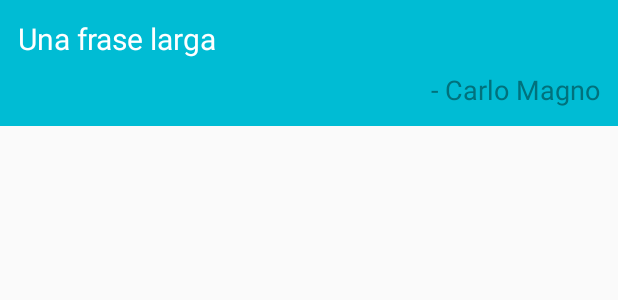
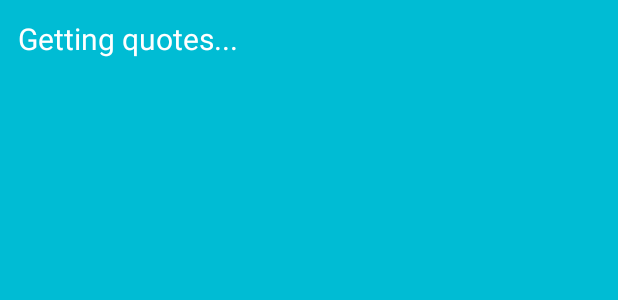
Before and after one commit to capicarbone/OldQuotesBook, an Android app: the layout widget_single_quote.xml on its own in the app's theme, with its tools: preview values and no code run, on a phone screen of 412 x 824 dp. Shown: the top 300 px of the screen. Run offline under Robolectric (Android 15) with nearby library versions, the phone set to English and light mode, and no system bars.

Commit message:
Implementacion completa de widget.

```diff
--- a/app/build.gradle
+++ b/app/build.gradle
@@ -31,8 +31,8 @@ android {
         applicationId "com.medic.quotesbook"
         minSdkVersion 14
         targetSdkVersion 22
-        versionCode 37
-        versionName "0.7"
+        versionCode 38
+        versionName "0.8"
     }
     buildTypes {
         release {
--- a/app/src/main/res/layout/widget_single_quote.xml
+++ b/app/src/main/res/layout/widget_single_quote.xml
@@ -1,7 +1,8 @@
 <?xml version="1.0" encoding="utf-8"?>
 <LinearLayout xmlns:android="http://schemas.android.com/apk/res/android"
     android:orientation="vertical" android:layout_width="match_parent"
-    android:layout_height="wrap_content"
+    android:layout_height="match_parent"
+    android:id="@+id/root"
     >
 
     <LinearLayout
@@ -13,8 +14,9 @@
 
         <TextView android:id="@+id/quote_text"
             android:layout_width="match_parent"
-            android:layout_height="wrap_content"
-            android:text="Una frase larga"
+            android:layout_height="0dp"
+            android:layout_weight="1"
+            android:text="@string/widget_default_message"
             android:textSize="20dp"
             android:textColor="@color/white"/>
 
@@ -24,7 +26,7 @@
             android:textAlignment="textEnd"
             android:paddingTop="8dp"
             android:textSize="18dp"
-            android:text=" - Carlo Magno"
+            android:text=""
             android:textColor="@color/primary_darker"
             android:layout_gravity="end"
             android:gravity="end"/>
--- a/app/src/main/res/values/strings.xml
+++ b/app/src/main/res/values/strings.xml
@@ -68,5 +68,7 @@
     <string name="nt_todaysquote_subtitle">A message from</string>
     <string name="try_again">Try Again</string>
 
+    <string name="widget_default_message">Getting quotes...</string>
+
 
 </resources>
--- a/app/src/main/res/xml/widgetinfo_single_quote.xml
+++ b/app/src/main/res/xml/widgetinfo_single_quote.xml
@@ -2,7 +2,7 @@
 <appwidget-provider xmlns:android="http://schemas.android.com/apk/res/android"
     android:minWidth="250dp"
     android:minHeight="110dp"
-    android:updatePeriodMillis="86400000"
+    android:updatePeriodMillis="3600000"
     android:initialLayout="@layout/widget_single_quote"
     android:resizeMode="horizontal|vertical"
     android:widgetCategory="home_screen">
```
Also changed, not shown: app/src/main/java/com/medic/quotesbook/SingleQuoteWidgetProvider.java (+54 -7 lines), app/src/main/java/com/medic/quotesbook/services/WidgetQuotesReaderService.java (+27 -0 lines), 1 other file.
